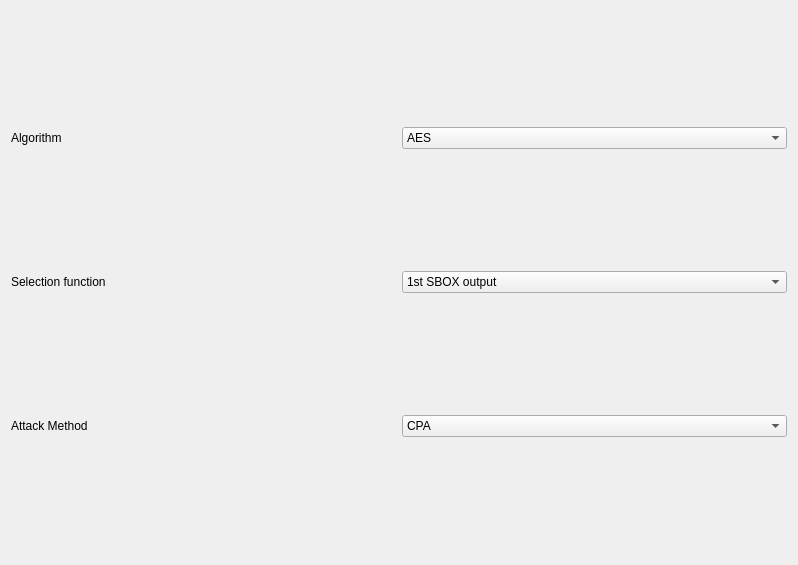
FdLSifu/qscat, file attackwindow.ui: the form before one commit.
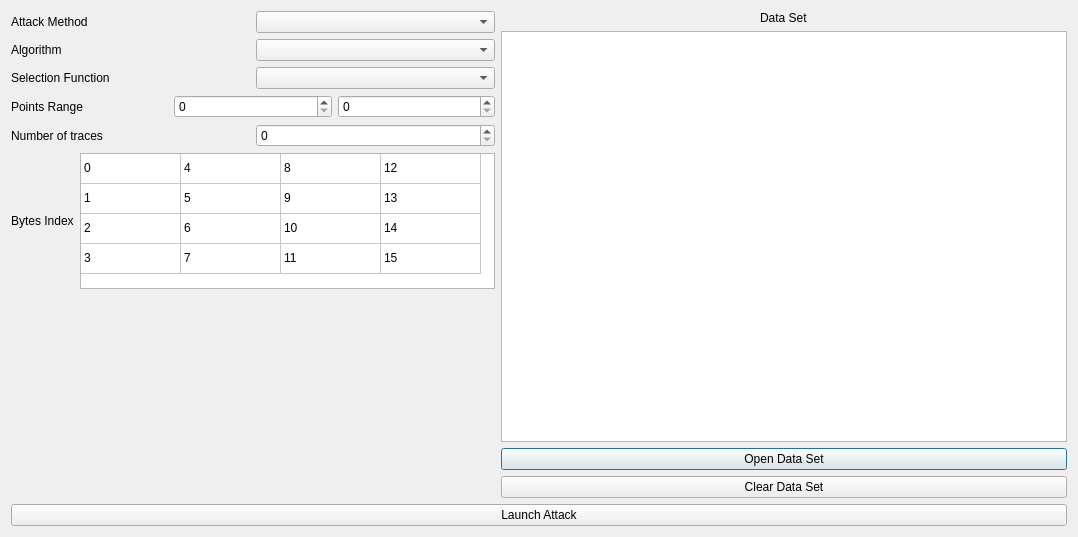
The form after the commit.

Commit message: Save synchronized traces to a binary blob Add code to directly launch Daredevil

The edit to the form file:
```diff
--- a/attackwindow.ui
+++ b/attackwindow.ui
@@ -1,66 +1,347 @@
 <?xml version="1.0" encoding="UTF-8"?>
 <ui version="4.0">
- <class>attackwindow</class>
- <widget class="QWidget" name="attackwindow">
+ <class>Attackwindow</class>
+ <widget class="QDialog" name="Attackwindow">
   <property name="geometry">
    <rect>
     <x>0</x>
     <y>0</y>
-    <width>798</width>
-    <height>565</height>
+    <width>1078</width>
+    <height>537</height>
    </rect>
   </property>
   <property name="windowTitle">
    <string>Form</string>
   </property>
   <layout class="QGridLayout" name="gridLayout_2">
-   <item row="1" column="1">
-    <widget class="QComboBox" name="comboBox_3">
+   <item row="0" column="1" rowspan="3">
+    <layout class="QVBoxLayout" name="verticalLayout_4">
+     <item alignment="Qt::AlignHCenter">
+      <widget class="QLabel" name="DataSet">
+       <property name="text">
+        <string>Data Set</string>
+       </property>
+      </widget>
+     </item>
      <item>
-      <property name="text">
-       <string>1st SBOX output</string>
-      </property>
+      <widget class="QTableWidget" name="tableWidget">
+       <property name="sizeAdjustPolicy">
+        <enum>QAbstractScrollArea::AdjustToContents</enum>
+       </property>
+       <property name="editTriggers">
+        <set>QAbstractItemView::NoEditTriggers</set>
+       </property>
+       <property name="selectionMode">
+        <enum>QAbstractItemView::NoSelection</enum>
+       </property>
+       <property name="columnCount">
+        <number>1</number>
+       </property>
+       <attribute name="horizontalHeaderVisible">
+        <bool>false</bool>
+       </attribute>
+       <attribute name="horizontalHeaderStretchLastSection">
+        <bool>true</bool>
+       </attribute>
+       <attribute name="verticalHeaderStretchLastSection">
+        <bool>false</bool>
+       </attribute>
+       <column/>
+      </widget>
      </item>
-    </widget>
-   </item>
-   <item row="0" column="1">
-    <widget class="QComboBox" name="comboBox_2">
      <item>
-      <property name="text">
-       <string>AES</string>
-      </property>
+      <widget class="QPushButton" name="DataButton">
+       <property name="text">
+        <string>Open Data Set</string>
+       </property>
+      </widget>
      </item>
-    </widget>
-   </item>
-   <item row="2" column="1">
-    <widget class="QComboBox" name="comboBox">
      <item>
-      <property name="text">
-       <string>CPA</string>
-      </property>
+      <widget class="QPushButton" name="ClearButton">
+       <property name="text">
+        <string>Clear Data Set</string>
+       </property>
+      </widget>
      </item>
-    </widget>
+    </layout>
    </item>
-   <item row="2" column="0">
-    <widget class="QLabel" name="label">
+   <item row="6" column="0" colspan="2">
+    <widget class="QPushButton" name="attackButton">
      <property name="text">
-      <string>Attack Method</string>
+      <string>Launch Attack</string>
      </property>
     </widget>
    </item>
+   <item row="1" column="0" rowspan="2">
+    <spacer name="verticalSpacer">
+     <property name="orientation">
+      <enum>Qt::Vertical</enum>
+     </property>
+     <property name="sizeType">
+      <enum>QSizePolicy::Expanding</enum>
+     </property>
+     <property name="sizeHint" stdset="0">
+      <size>
+       <width>20</width>
+       <height>40</height>
+      </size>
+     </property>
+    </spacer>
+   </item>
    <item row="0" column="0">
-    <widget class="QLabel" name="label_2">
-     <property name="text">
-      <string>Algorithm</string>
-     </property>
-    </widget>
-   </item>
-   <item row="1" column="0">
-    <widget class="QLabel" name="label_3">
-     <property name="text">
-      <string>Selection function</string>
-     </property>
-    </widget>
+    <layout class="QVBoxLayout" name="verticalLayout_2">
+     <item>
+      <layout class="QHBoxLayout" name="horizontalLayout_3">
+       <item>
+        <widget class="QLabel" name="methodLabel">
+         <property name="text">
+          <string>Attack Method</string>
+         </property>
+        </widget>
+       </item>
+       <item>
+        <widget class="QComboBox" name="methodBox">
+         <property name="currentText">
+          <string/>
+         </property>
+         <property name="currentIndex">
+          <number>-1</number>
+         </property>
+         <item>
+          <property name="text">
+           <string>CPA</string>
+          </property>
+         </item>
+        </widget>
+       </item>
+      </layout>
+     </item>
+     <item>
+      <layout class="QHBoxLayout" name="horizontalLayout">
+       <item>
+        <widget class="QLabel" name="label_2">
+         <property name="text">
+          <string>Algorithm</string>
+         </property>
+        </widget>
+       </item>
+       <item>
+        <widget class="QComboBox" name="algoBox">
+         <property name="currentText">
+          <string/>
+         </property>
+         <property name="currentIndex">
+          <number>-1</number>
+         </property>
+         <item>
+          <property name="text">
+           <string>AES</string>
+          </property>
+         </item>
+        </widget>
+       </item>
+      </layout>
+     </item>
+     <item>
+      <layout class="QHBoxLayout" name="horizontalLayout_2">
+       <item>
+        <widget class="QLabel" name="label_3">
+         <property name="text">
+          <string>Selection Function</string>
+         </property>
+        </widget>
+       </item>
+       <item>
+        <widget class="QComboBox" name="functionBox">
+         <property name="currentIndex">
+          <number>-1</number>
+         </property>
+         <item>
+          <property name="text">
+           <string>1st SBOX output</string>
+          </property>
+         </item>
+        </widget>
+       </item>
+      </layout>
+     </item>
+     <item>
+      <layout class="QHBoxLayout" name="horizontalLayout_4">
+       <item>
+        <widget class="QLabel" name="label">
+         <property name="text">
+          <string>Points Range</string>
+         </property>
+        </widget>
+       </item>
+       <item>
+        <widget class="QSpinBox" name="spinpts_start"/>
+       </item>
+       <item>
+        <widget class="QSpinBox" name="spinpts_end"/>
+       </item>
+      </layout>
+     </item>
+     <item>
+      <layout class="QHBoxLayout" name="horizontalLayout_6">
+       <item>
+        <widget class="QLabel" name="label_5">
+         <property name="text">
+          <string>Number of traces</string>
+         </property>
+        </widget>
+       </item>
+       <item>
+        <widget class="QSpinBox" name="spinnb_traces"/>
+       </item>
+      </layout>
+     </item>
+     <item>
+      <layout class="QHBoxLayout" name="horizontalLayout_5">
+       <property name="sizeConstraint">
+        <enum>QLayout::SetMinimumSize</enum>
+       </property>
+       <item>
+        <widget class="QLabel" name="label_4">
+         <property name="sizePolicy">
+          <sizepolicy hsizetype="Expanding" vsizetype="Maximum">
+           <horstretch>0</horstretch>
+           <verstretch>0</verstretch>
+          </sizepolicy>
+         </property>
+         <property name="text">
+          <string>Bytes Index</string>
+         </property>
+        </widget>
+       </item>
+       <item>
+        <widget class="QTableWidget" name="byteIdxTable">
+         <property name="sizePolicy">
+          <sizepolicy hsizetype="Maximum" vsizetype="Maximum">
+           <horstretch>0</horstretch>
+           <verstretch>0</verstretch>
+          </sizepolicy>
+         </property>
+         <property name="sizeAdjustPolicy">
+          <enum>QAbstractScrollArea::AdjustToContents</enum>
+         </property>
+         <property name="selectionMode">
+          <enum>QAbstractItemView::MultiSelection</enum>
+         </property>
+         <property name="showGrid">
+          <bool>true</bool>
+         </property>
+         <property name="gridStyle">
+          <enum>Qt::SolidLine</enum>
+         </property>
+         <property name="sortingEnabled">
+          <bool>false</bool>
+         </property>
+         <property name="rowCount">
+          <number>4</number>
+         </property>
+         <property name="columnCount">
+          <number>4</number>
+         </property>
+         <attribute name="horizontalHeaderVisible">
+          <bool>false</bool>
+         </attribute>
+         <attribute name="verticalHeaderVisible">
+          <bool>false</bool>
+         </attribute>
+         <row/>
+         <row/>
+         <row/>
+         <row/>
+         <column/>
+         <column/>
+         <column/>
+         <column/>
+         <item row="0" column="0">
+          <property name="text">
+           <string>0</string>
+          </property>
+         </item>
+         <item row="0" column="1">
+          <property name="text">
+           <string>4</string>
+          </property>
+         </item>
+         <item row="0" column="2">
+          <property name="text">
+           <string>8</string>
+          </property>
+         </item>
+         <item row="0" column="3">
+          <property name="text">
+           <string>12</string>
+          </property>
+         </item>
+         <item row="1" column="0">
+          <property name="text">
+           <string>1</string>
+          </property>
+         </item>
+         <item row="1" column="1">
+          <property name="text">
+           <string>5</string>
+          </property>
+         </item>
+         <item row="1" column="2">
+          <property name="text">
+           <string>9</string>
+          </property>
+         </item>
+         <item row="1" column="3">
+          <property name="text">
+           <string>13</string>
+          </property>
+         </item>
+         <item row="2" column="0">
+          <property name="text">
+           <string>2</string>
+          </property>
+         </item>
+         <item row="2" column="1">
+          <property name="text">
+           <string>6</string>
+          </property>
+         </item>
+         <item row="2" column="2">
+          <property name="text">
+           <string>10</string>
+          </property>
+         </item>
+         <item row="2" column="3">
+          <property name="text">
+           <string>14</string>
+          </property>
+         </item>
+         <item row="3" column="0">
+          <property name="text">
+           <string>3</string>
+          </property>
+         </item>
+         <item row="3" column="1">
+          <property name="text">
+           <string>7</string>
+          </property>
+         </item>
+         <item row="3" column="2">
+          <property name="text">
+           <string>11</string>
+          </property>
+         </item>
+         <item row="3" column="3">
+          <property name="text">
+           <string>15</string>
+          </property>
+         </item>
+        </widget>
+       </item>
+      </layout>
+     </item>
+    </layout>
    </item>
   </layout>
  </widget>
```
Left out of the diff: 2 changed lines with no effect on the pictures. The commit also changes 16 other files.
